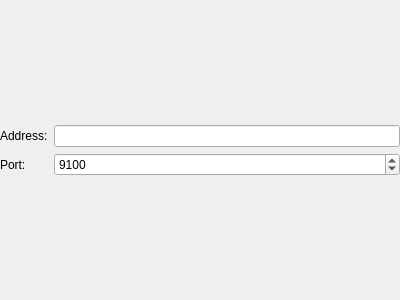
Qt form add-printer/ChooseSocket.ui (KDE/print-manager) before a commit.
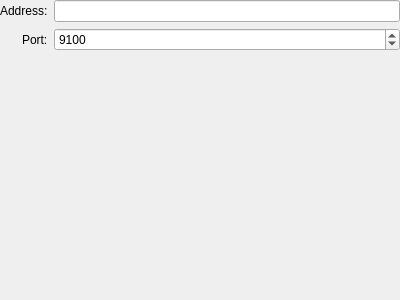
The same form after that commit. Custom widgets are drawn as their Qt base class.

The edit to the form file:
```diff
--- a/add-printer/ChooseSocket.ui
+++ b/add-printer/ChooseSocket.ui
@@ -17,8 +17,8 @@
    </sizepolicy>
   </property>
   <layout class="QFormLayout" name="formLayout">
-   <property name="formAlignment">
-    <set>Qt::AlignLeading|Qt::AlignLeft|Qt::AlignVCenter</set>
+   <property name="labelAlignment">
+    <set>Qt::AlignRight|Qt::AlignTop|Qt::AlignTrailing</set>
    </property>
    <property name="margin">
     <number>0</number>
```
